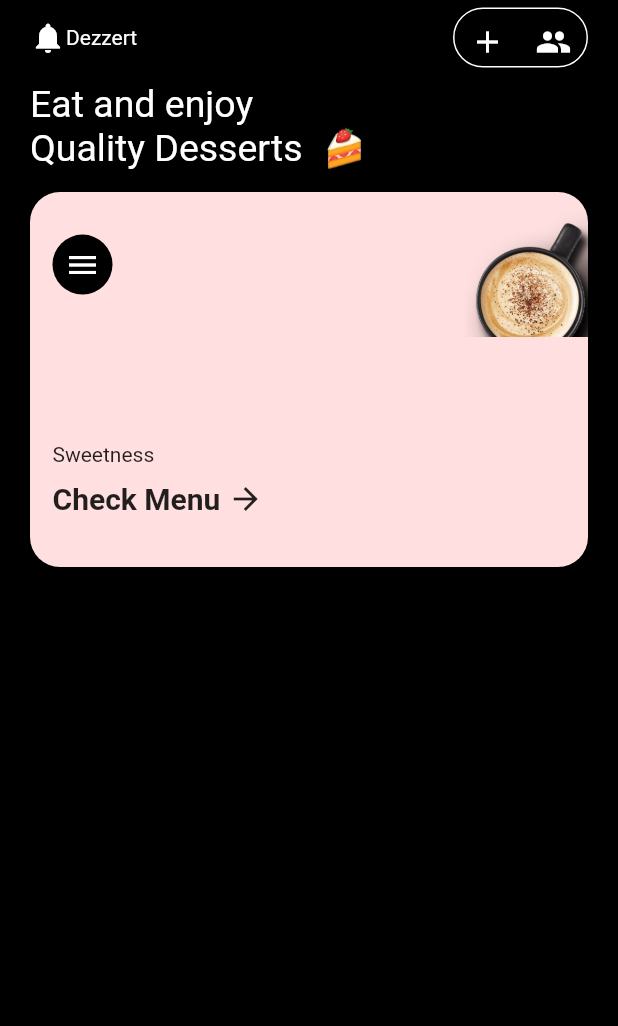
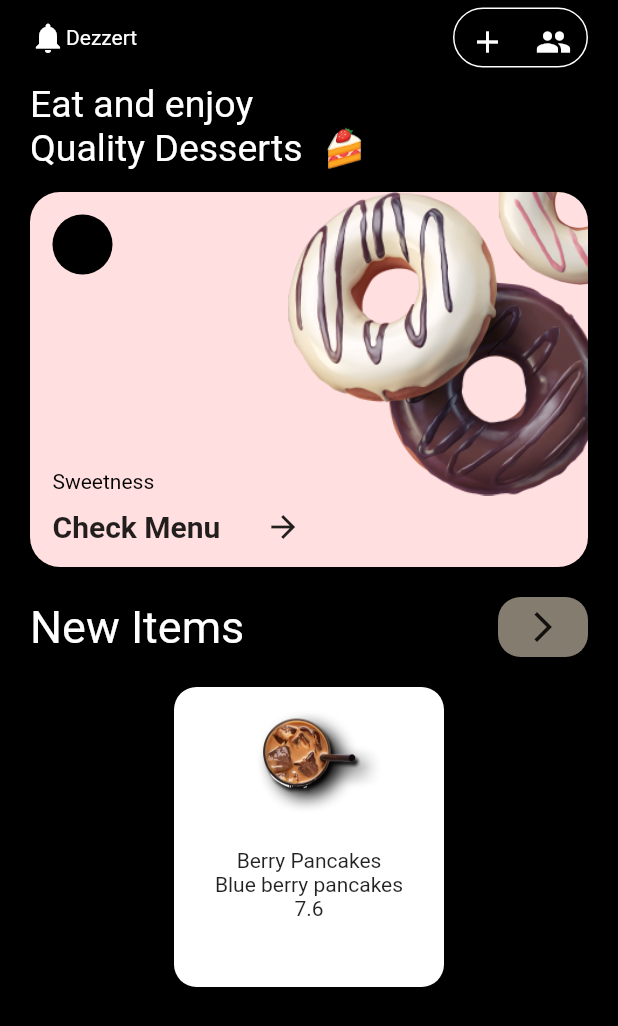
Before and after one commit to Ahmadsaniliman/CoffeeAppUi, a Flutter app: the screen it shows after launch, on a phone screen of 412 x 824 dp. Shown: the top 1026 px of the screen. Run offline on Flutter 3.47's test engine with Material 2 defaults, Android fonts, the phone set to English and light mode, and no system bars.

Commit message:
another commit

```diff
--- /dev/null
+++ b/lib/Details/Components/eat_&_enjoy_card.dart
@@ -0,0 +1,102 @@
+import 'package:coffeeappui/constants/colors.dart';
+import 'package:flutter/material.dart';
+
+class EatAndEnjoyCard extends StatelessWidget {
+  const EatAndEnjoyCard({
+    Key? key,
+  }) : super(key: key);
+
+  @override
+  Widget build(BuildContext context) {
+    return Padding(
+      padding: const EdgeInsets.symmetric(
+        vertical: 10.0,
+      ),
+      child: Column(
+        crossAxisAlignment: CrossAxisAlignment.start,
+        children: [
+          const Text(
+            'Eat and enjoy\nQuality Desserts  🍰',
+            style: TextStyle(
+              fontSize: 25.0,
+              color: Colors.white,
+            ),
+          ),
+          //
+          const SizedBox(height: 15.0),
+          Container(
+            padding: const EdgeInsets.only(
+              // top: 15.0,
+              bottom: 15.0,
+              left: 15.0,
+            ),
+            height: 250,
+            width: double.infinity,
+            decoration: BoxDecoration(
+              borderRadius: BorderRadius.circular(20.0),
+              color: cardColor1,
+            ),
+            child: Stack(
+              children: [
+                Positioned(
+                  right: 0,
+                  child: Image.asset(
+                    'assets/images/Rectangle (2).png',
+                    width: 200,
+                  ),
+                ),
+                Positioned(
+                  top: 0,
+                  right: 0,
+                  child: Image.asset(
+                    'assets/images/Rectangle (4).png',
+                    width: 60,
+                  ),
+                ),
+                Padding(
+                  padding: const EdgeInsets.only(top: 15.0),
+                  child: Container(
+                    height: 40.0,
+                    width: 40.0,
+                    decoration: BoxDecoration(
+                      color: Colors.black,
+                      borderRadius: BorderRadius.circular(20.0),
+                    ),
+                  ),
+                ),
+                Positioned(
+                  bottom: 0,
+                  child: Column(
+                    crossAxisAlignment: CrossAxisAlignment.start,
+                    children: [
+                      const Text(
+                        'Sweetness',
+                        style: TextStyle(
+                          color: Colors.black,
+                        ),
+                      ),
+                      const SizedBox(height: 10.0),
+                      Row(
+                        children: const [
+                          Text(
+                            'Check Menu',
+                            style: TextStyle(
+                              fontSize: 20.0,
+                              fontWeight: FontWeight.bold,
+                            ),
+                          ),
+                          SizedBox(width: 30.0),
+                          Icon(Icons.arrow_forward),
+                        ],
+                      ),
+                    ],
+                  ),
+                ),
+              ],
+            ),
+          ),
+        ],
+      ),
+    );
+  }
+}
--- a/lib/Details/details.dart
+++ b/lib/Details/details.dart
@@ -1,4 +1,5 @@
 import 'package:coffeeappui/Details/Components/b_app_bar.dart';
+import 'package:coffeeappui/Details/Components/eat_&_enjoy_card.dart';
 import 'package:coffeeappui/constants/colors.dart';
 import 'package:flutter/material.dart';
 
@@ -19,76 +20,52 @@ class DetailsPage extends StatelessWidget {
           child: Column(
             children: [
               const DetailsBuildAppBar(),
+              const EatAndEnjoyCard(),
               Padding(
-                padding: const EdgeInsets.symmetric(
-                  vertical: 10.0,
-                ),
-                child: Column(
-                  crossAxisAlignment: CrossAxisAlignment.start,
-                  children: [
-                    const Text(
-                      'Eat and enjoy\nQuality Desserts  🍰',
-                      style: TextStyle(
-                        fontSize: 25.0,
-                        color: Colors.white,
-                      ),
-                    ),
-                    //
-                    const SizedBox(height: 15.0),
-                    Container(
-                      padding: const EdgeInsets.only(
-                        // top: 15.0,
-                        bottom: 15.0,
-                        left: 15.0,
-                      ),
-                      height: 250,
-                      width: double.infinity,
-                      decoration: BoxDecoration(
-                        borderRadius: BorderRadius.circular(20.0),
-                        color: cardColor1,
-                      ),
+                padding: const EdgeInsets.only(top: 10.0),
                 child: Column(
                   children: [
                     Row(
                       mainAxisAlignment: MainAxisAlignment.spaceBetween,
                       children: [
-                              Container(
-                                height: 40.0,
-                                width: 40.0,
-                                decoration: BoxDecoration(
-                                  borderRadius: BorderRadius.circular(20.0),
-                                  color: Colors.black,
-                                ),
-                                child: const Icon(
-                                  Icons.menu,
+                        const Text(
+                          'New Items',
+                          style: TextStyle(
                             color: Colors.white,
+                            fontSize: 30.0,
                           ),
                         ),
-                              Image.asset(
-                                'assets/images/image4.png',
-                                width: 100,
+                        Container(
+                          height: 40,
+                          width: 60,
+                          decoration: BoxDecoration(
+                            color: backgroundColor,
+                            borderRadius: BorderRadius.circular(15),
+                          ),
+                          child: const Icon(Icons.arrow_forward_ios),
                         ),
                       ],
                     ),
-                          const SizedBox(height: 70),
-                          Column(
-                            crossAxisAlignment: CrossAxisAlignment.start,
+                    const SizedBox(height: 20.0),
+                    Container(
+                      padding: const EdgeInsets.all(15.0),
+                      height: 200,
+                      width: 180,
+                      decoration: BoxDecoration(
+                        borderRadius: BorderRadius.circular(15.0),
+                        color: Colors.white,
+                      ),
+                      child: Column(
                         children: [
-                              const Text('Sweetness '),
-                              const SizedBox(height: 10),
-                              Row(
-                                children: const [
-                                  Text(
-                                    'Check Menu ',
-                                    style: TextStyle(
-                                      fontSize: 20.0,
-                                      fontWeight: FontWeight.bold,
+                          Image.asset(
+                            'assets/images/image1.png',
+                            width: 100,
                           ),
-                                  ),
-                                  Icon(Icons.arrow_forward),
+                          const Text('Berry Pancakes'),
+                          const Text('Blue berry pancakes'),
+                          const Text('7.6'),
                         ],
                       ),
-                            ],
                     ),
                   ],
                 ),
@@ -96,46 +73,6 @@ class DetailsPage extends StatelessWidget {
             ],
           ),
         ),
-
-              //   Column(
-              //     children: [
-              //       Row(
-              //         mainAxisAlignment: MainAxisAlignment.spaceBetween,
-              //         children: [
-              //           const Text('New Items'),
-              //           Container(
-              //             height: 40,
-              //             width: 40,
-              //             decoration: BoxDecoration(
-              //               color: backgroundColor,
-              //               borderRadius: BorderRadius.circular(15),
-              //             ),
-              //             child: const Icon(Icons.arrow_forward_ios),
-              //           ),
-              //         ],
-              //       ),
-              //       Container(
-              //         padding: const EdgeInsets.all(15.0),
-              //         height: 200,
-              //         width: 250,
-              //         decoration: BoxDecoration(
-              //           borderRadius: BorderRadius.circular(15.0),
-              //           color: Colors.white,
-              //         ),
-              //         child: Column(
-              //           children: [
-              //             Image.asset('assets/images/image1.png'),
-              //             const Text('berry Pancakes'),
-              //             const Text('Blue berry pancakes'),
-              //             const Text('7.6'),
-              //           ],
-              //         ),
-              //       ),
-              //     ],
-              //   ),
-            ],
-          ),
-        ),
       ),
     );
   }
```
Also changed, not shown: assets/images/Rectangle (2).png (added), assets/images/Rectangle (3).png (added), assets/images/Rectangle (4).png (added), assets/images/Rectangle (5).png (added), assets/images/Rectangle (6).png (added), assets/images/Rectangle 41864 (1).png (added), assets/images/Rectangle 41864.png (added), assets/images/Vector (3).png (added), assets/images/Vector 963 (1).png (added), assets/images/Vector 963 (2).png (added). Lines whose indentation alone changed are shown as unchanged.
